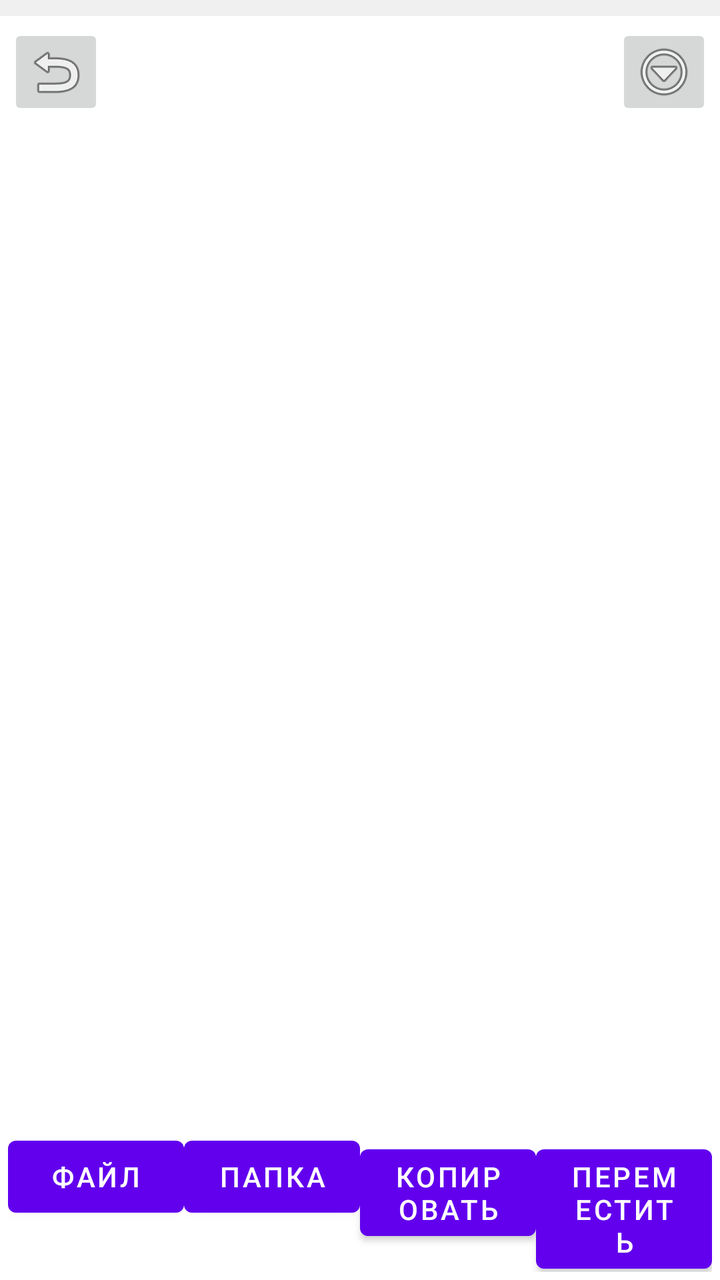
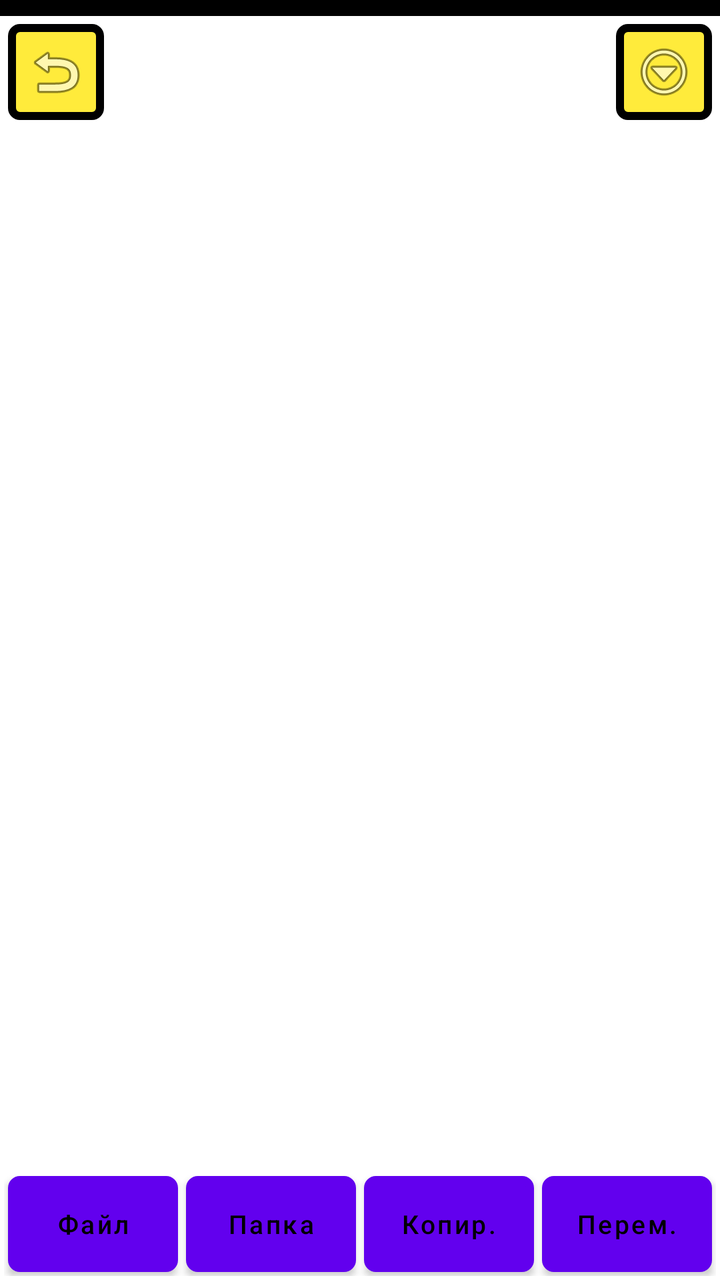

Screens rendered from an Android XML layout before and after an edit, with the pre-edit source and the edit as a unified diff.
<!-- AndroidManifest.xml: application theme Theme.FileCommander -->
<!-- res/layout/fragment_file_pane.xml -->
<?xml version="1.0" encoding="utf-8"?>
<LinearLayout xmlns:android="http://schemas.android.com/apk/res/android"
    xmlns:app="http://schemas.android.com/apk/res-auto"
    android:layout_width="match_parent"
    android:layout_height="match_parent"
    android:orientation="vertical">

    <HorizontalScrollView
        android:id="@+id/breadcrumbScroll"
        android:layout_width="match_parent"
        android:layout_height="wrap_content"
        android:scrollbars="none"
        android:background="#F0F0F0">
        <LinearLayout
            android:id="@+id/breadcrumbContainer"
            android:layout_width="wrap_content"
            android:layout_height="wrap_content"
            android:orientation="horizontal"
            android:padding="4dp" />
    </HorizontalScrollView>

    <LinearLayout
        android:layout_width="match_parent"
        android:layout_height="wrap_content"
        android:orientation="horizontal"
        android:padding="4dp">
        <ImageButton
            android:id="@+id/btnBack"
            android:layout_width="48dp"
            android:layout_height="48dp"
            android:src="@android:drawable/ic_menu_revert"
            android:contentDescription="Назад" />
        <View android:layout_width="0dp" android:layout_height="0dp" android:layout_weight="1" />
        <ImageButton
            android:id="@+id/btnMenu"
            android:layout_width="48dp"
            android:layout_height="48dp"
            android:src="@android:drawable/ic_menu_more"
            android:contentDescription="Меню" />
    </LinearLayout>

    <androidx.recyclerview.widget.RecyclerView
        android:id="@+id/recyclerView"
        android:layout_width="match_parent"
        android:layout_height="0dp"
        android:layout_weight="1" />

    <LinearLayout
        android:layout_width="match_parent"
        android:layout_height="wrap_content"
        android:orientation="horizontal"
        android:padding="4dp">
        <Button android:id="@+id/btnCreateFile" android:layout_width="0dp"
            android:layout_height="wrap_content" android:layout_weight="1" android:text="Файл" />
        <Button android:id="@+id/btnCreateDir" android:layout_width="0dp"
            android:layout_height="wrap_content" android:layout_weight="1" android:text="Папка" />
        <Button android:id="@+id/btnCopy" android:layout_width="0dp"
            android:layout_height="wrap_content" android:layout_weight="1" android:text="Копировать" />
        <Button android:id="@+id/btnMove" android:layout_width="0dp"
            android:layout_height="wrap_content" android:layout_weight="1" android:text="Переместить" />
    </LinearLayout>
</LinearLayout>
<!-- resources referenced by this layout -->
<resources>
  <style name="Theme.FileCommander" parent="Theme.MaterialComponents.DayNight.NoActionBar">
          
          <item name="fastScrollVerticalThumbDrawable">@drawable/fast_scroll_thumb</item>
          <item name="fastScrollVerticalTrackDrawable">@drawable/fast_scroll_track</item>
          <item name="fastScrollHorizontalThumbDrawable">@drawable/fast_scroll_thumb</item>
          <item name="fastScrollHorizontalTrackDrawable">@drawable/fast_scroll_track</item>
      </style>
  <!-- drawable fast_scroll_thumb (drawable) -->
  <shape xmlns:android="http://schemas.android.com/apk/res/android" android:shape="rectangle">
      <solid android:color="#FF6200EE" />
      <corners android:radius="24dp" />
  </shape>
  <!-- drawable fast_scroll_track (drawable) -->
  <shape xmlns:android="http://schemas.android.com/apk/res/android" android:shape="rectangle">
      <solid android:color="#20000000" />
      <corners android:radius="24dp" />
  </shape>
</resources>

<!-- the commit's change to res/layout/fragment_file_pane.xml (unified diff, before → after) -->
@@ -1,6 +1,5 @@
 <?xml version="1.0" encoding="utf-8"?>
 <LinearLayout xmlns:android="http://schemas.android.com/apk/res/android"
-    xmlns:app="http://schemas.android.com/apk/res-auto"
     android:layout_width="match_parent"
     android:layout_height="match_parent"
     android:orientation="vertical">
@@ -9,8 +8,9 @@
         android:id="@+id/breadcrumbScroll"
         android:layout_width="match_parent"
         android:layout_height="wrap_content"
-        android:scrollbars="none"
-        android:background="#F0F0F0">
+        android:background="@drawable/bg_breadcrumb"
+        android:scrollbars="none">
+
         <LinearLayout
             android:id="@+id/breadcrumbContainer"
             android:layout_width="wrap_content"
@@ -24,17 +24,25 @@
         android:layout_height="wrap_content"
         android:orientation="horizontal"
         android:padding="4dp">
+
         <ImageButton
             android:id="@+id/btnBack"
             android:layout_width="48dp"
             android:layout_height="48dp"
+            android:background="@drawable/bg_button"
             android:src="@android:drawable/ic_menu_revert"
             android:contentDescription="Назад" />
-        <View android:layout_width="0dp" android:layout_height="0dp" android:layout_weight="1" />
+
+        <View
+            android:layout_width="0dp"
+            android:layout_height="0dp"
+            android:layout_weight="1" />
+
         <ImageButton
             android:id="@+id/btnMenu"
             android:layout_width="48dp"
             android:layout_height="48dp"
+            android:background="@drawable/bg_button"
             android:src="@android:drawable/ic_menu_more"
             android:contentDescription="Меню" />
     </LinearLayout>
@@ -49,14 +57,26 @@
         android:layout_width="match_parent"
         android:layout_height="wrap_content"
         android:orientation="horizontal"
-        android:padding="4dp">
-        <Button android:id="@+id/btnCreateFile" android:layout_width="0dp"
-            android:layout_height="wrap_content" android:layout_weight="1" android:text="Файл" />
-        <Button android:id="@+id/btnCreateDir" android:layout_width="0dp"
-            android:layout_height="wrap_content" android:layout_weight="1" android:text="Папка" />
-        <Button android:id="@+id/btnCopy" android:layout_width="0dp"
-            android:layout_height="wrap_content" android:layout_weight="1" android:text="Копировать" />
-        <Button android:id="@+id/btnMove" android:layout_width="0dp"
-            android:layout_height="wrap_content" android:layout_weight="1" android:text="Переместить" />
+        android:padding="2dp">
+
+        <Button
+            android:id="@+id/btnCreateFile"
+            style="@style/BottomButton"
+            android:text="Файл" />
+
+        <Button
+            android:id="@+id/btnCreateDir"
+            style="@style/BottomButton"
+            android:text="Папка" />
+
+        <Button
+            android:id="@+id/btnCopy"
+            style="@style/BottomButton"
+            android:text="Копир." />
+
+        <Button
+            android:id="@+id/btnMove"
+            style="@style/BottomButton"
+            android:text="Перем." />
     </LinearLayout>
 </LinearLayout>
<!-- resource entries referenced after the edit -->
@@ -1,11 +1,46 @@
 <!-- resources referenced by this layout -->
 <resources>
+  <!-- drawable bg_breadcrumb (drawable) -->
+  <shape xmlns:android="http://schemas.android.com/apk/res/android">
+      <solid android:color="#FFEB3B" />
+      <stroke android:width="4dp" android:color="#000000" />
+  </shape>
+  <!-- drawable bg_button (drawable) -->
+  <selector xmlns:android="http://schemas.android.com/apk/res/android">
+      <item android:state_pressed="true">
+          <shape>
+              <solid android:color="#FBC02D" />
+              <stroke android:width="4dp" android:color="#000000" />
+              <corners android:radius="4dp" />
+          </shape>
+      </item>
+      <item>
+          <shape>
+              <solid android:color="#FFEB3B" />
+              <stroke android:width="4dp" android:color="#000000" />
+              <corners android:radius="4dp" />
+          </shape>
+      </item>
+  </selector>
+  <style name="BottomButton">
+          <item name="android:layout_width">0dp</item>
+          <item name="android:layout_height">wrap_content</item>
+          <item name="android:layout_weight">1</item>
+          <item name="android:layout_margin">2dp</item>
+          <item name="android:background">@drawable/bg_button</item>
+          <item name="android:textColor">#000000</item>
+          <item name="android:textSize">13sp</item>
+          <item name="android:textAllCaps">false</item>
+          <item name="android:paddingTop">8dp</item>
+          <item name="android:paddingBottom">8dp</item>
+          <item name="android:paddingLeft">2dp</item>
+          <item name="android:paddingRight">2dp</item>
+          <item name="android:insetTop">0dp</item>
+          <item name="android:insetBottom">0dp</item>
+      </style>
   <style name="Theme.FileCommander" parent="Theme.MaterialComponents.DayNight.NoActionBar">
-          
           <item name="fastScrollVerticalThumbDrawable">@drawable/fast_scroll_thumb</item>
           <item name="fastScrollVerticalTrackDrawable">@drawable/fast_scroll_track</item>
-          <item name="fastScrollHorizontalThumbDrawable">@drawable/fast_scroll_thumb</item>
-          <item name="fastScrollHorizontalTrackDrawable">@drawable/fast_scroll_track</item>
       </style>
   <!-- drawable fast_scroll_thumb (drawable) -->
   <shape xmlns:android="http://schemas.android.com/apk/res/android" android:shape="rectangle">
